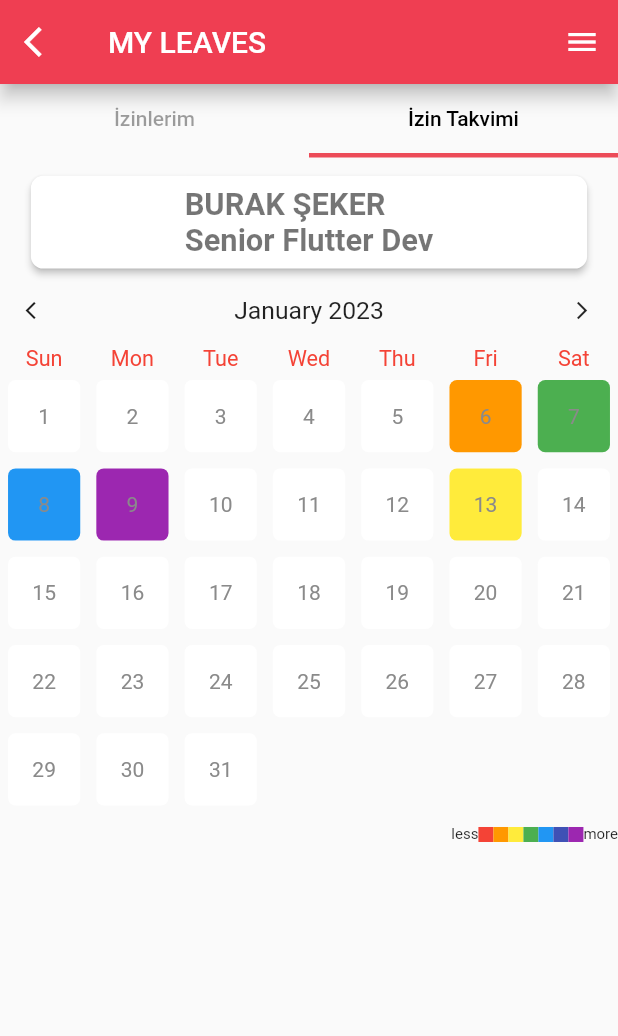
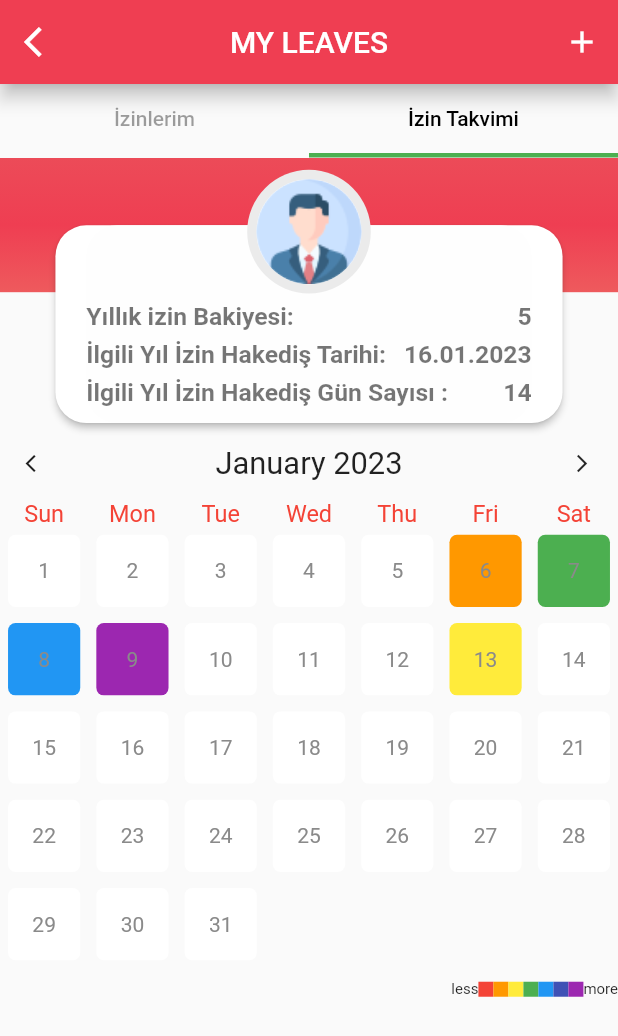
Before and after one commit to TarkanKara/Sun_IK_App, a Flutter app: the MyLeavesView screen opened by its route, tab 2 chosen, on a phone screen of 412 x 824 dp. Shown: the top 1036 px of the screen. Run offline on Flutter 3.47's test engine with Material 2 defaults, Android fonts, the phone set to English and light mode, and no system bars; our stand-ins replace flutter_heatmap_calendar, get, google_fonts, responsive_sizer; missing offline and left inert: syncfusion_flutter_pdfviewer; network calls fail.

Commit message:
myLeaves || updated my Leaves and calendar

```diff
--- a/lib/app/modules/my_leaves_page/my_leaves.view.dart
+++ b/lib/app/modules/my_leaves_page/my_leaves.view.dart
@@ -1,10 +1,13 @@
-// ignore_for_file: avoid_unnecessary_containers
+// ignore_for_file: avoid_unnecessary_containers, prefer_const_constructors
 
 import 'package:flutter/material.dart';
 import 'package:flutter_heatmap_calendar/flutter_heatmap_calendar.dart';
 import 'package:get/get.dart';
 import 'package:responsive_sizer/responsive_sizer.dart';
 import 'package:sun_ik_app/app/modules/my_leaves_page/my_leaves_controller.dart';
+
+import '../../widgets/my_leaves_card_widget.dart';
+import '../../widgets/my_leaves_title.dart';
 
 class MyLeavesView extends GetView<MyLeavesController> {
   const MyLeavesView({super.key});
@@ -14,6 +17,7 @@ class MyLeavesView extends GetView<MyLeavesController> {
     return Scaffold(
       appBar: AppBar(
         elevation: 5,
+        centerTitle: true,
         backgroundColor: const Color(0xffEF3E52),
         leading: IconButton(
           onPressed: () {},
@@ -22,7 +26,7 @@ class MyLeavesView extends GetView<MyLeavesController> {
         actions: [
           IconButton(
             onPressed: () {},
-            icon: const Icon(Icons.menu),
+            icon: const Icon(Icons.add_sharp),
           ),
         ],
         title: const Text("MY LEAVES"),
@@ -35,7 +39,7 @@ class MyLeavesView extends GetView<MyLeavesController> {
           children: [
             Container(
               child: const TabBar(
-                indicatorColor: Color(0xffEC4B58),
+                indicatorColor: Colors.green,
                 labelColor: Colors.black,
                 unselectedLabelColor: Colors.black38,
                 indicatorWeight: 3,
@@ -48,78 +52,62 @@ class MyLeavesView extends GetView<MyLeavesController> {
             Expanded(
               child: Container(
                 decoration: const BoxDecoration(
-                    borderRadius: BorderRadius.all(Radius.circular(10))),
+                    borderRadius: BorderRadius.all(Radius.circular(15))),
                 child: TabBarView(
                   children: [
                     //TabBarView Page 1
                     Column(
                       children: [
-                        Card(
-                          elevation: 2,
-                          shape: RoundedRectangleBorder(
-                              borderRadius: BorderRadius.circular(2.w)),
-                          color: const Color(0xffFDFDFD),
-                          child: ListTile(
-                            title: Text(
-                              " titleText",
-                              style: Theme.of(context)
-                                  .textTheme
-                                  .caption!
-                                  .copyWith(
-                                      fontSize: 2.2.h,
-                                      fontWeight: FontWeight.bold),
+                        ListView.builder(
+                          itemCount: 5,
+                          shrinkWrap: true,
+                          itemBuilder: (context, index) {
+                            return MyLeavesListTile(
+                              imagePath: "assets/images/okey.png",
+                              titleText: "titleText",
+                              subTitleText: "SubtitleText",
+                              dataText: "data",
+                            );
+                          },
                         ),
-                            subtitle: Text(
-                              " titleText",
-                              style: Theme.of(context)
-                                  .textTheme
-                                  .caption!
-                                  .copyWith(
-                                      fontSize: 1.9.h,
-                                      fontWeight: FontWeight.bold),
-                            ),
-                            /* trailing: Container(
-                              height: 3.w,
-                              width: 5.w,
-                              decoration: Box,
-                            ), */
-                          ),
-                        )
                       ],
                     ),
                     //TabBarView Page 2
+                    Stack(
+                      children: [
                         Column(
                           children: [
+                            Expanded(
+                              flex: 1,
+                              child: Container(
+                                decoration: const BoxDecoration(
+                                  gradient: LinearGradient(
+                                    colors: [
+                                      Color(0xffEC4B58),
+                                      Color(0xffEF3E52),
+                                      Color(0xffEE5A5D)
+                                    ],
+                                    begin: Alignment.topCenter,
+                                    end: Alignment.bottomCenter,
+                                  ),
+                                ),
+                              ),
+                            ),
+                            SizedBox(height: 8.h),
                             Padding(
-                          padding: EdgeInsets.only(top: 1.h),
+                              padding: EdgeInsets.only(top: 2.h),
                               child: Card(
                                 elevation: 2,
                                 shape: RoundedRectangleBorder(
                                     borderRadius: BorderRadius.circular(2.w)),
-                            child: Container(
-                              width: 90.w,
-                              height: 15.w,
-                              decoration: BoxDecoration(
-                                borderRadius: BorderRadius.circular(2.w),
-                              ),
-                              child: Center(
-                                  child: Text(
-                                "BURAK ŞEKER \nSenior Flutter Dev",
-                                style: Theme.of(context)
-                                    .textTheme
-                                    .caption!
-                                    .copyWith(
-                                        fontSize: 5.w,
-                                        fontWeight: FontWeight.bold),
-                              )),
-                            ),
                               ),
                             ),
                             Expanded(
+                              flex: 6,
                               child: HeatMapCalendar(
                                 defaultColor: Colors.white,
-                            monthFontSize: 4.w,
-                            weekFontSize: 3.5.w,
+                                monthFontSize: 5.w,
+                                weekFontSize: 3.8.w,
                                 flexible: true,
                                 weekTextColor: Colors.red,
                                 colorMode: ColorMode.color,
@@ -151,6 +139,40 @@ class MyLeavesView extends GetView<MyLeavesController> {
                             ),
                           ],
                         ),
+                        Positioned(
+                          top: 5.h,
+                          left: 8.w,
+                          right: 8.w,
+                          child: GestureDetector(
+                            onTap: () {},
+                            child: MyLeavesCard(
+                              myleavesText1: "Yıllık izin Bakiyesi:",
+                              myleavesInformationText1: "5",
+                              myleavesText2: "İlgili Yıl İzin Hakediş Tarihi:",
+                              myleavesInformationText2: "16.01.2023",
+                              myleavesText3:
+                                  "İlgili Yıl İzin Hakediş Gün Sayısı :",
+                              myleavesInformationText3: "14",
+                            ),
+                          ),
+                        ),
+                        Positioned(
+                          top: 1.h,
+                          left: 40.w,
+                          right: 40.w,
+                          child: CircleAvatar(
+                            radius: 10.w,
+                            backgroundColor: const Color(0xffEBEBEB),
+                            child: CircleAvatar(
+                              radius: 8.5.w,
+                              backgroundColor: Colors.white,
+                              backgroundImage: const AssetImage(
+                                  "assets/images/home_assets/ic_avatar_profile.png"),
+                            ),
+                          ),
+                        ),
+                      ],
+                    ),
                   ],
                 ),
               ),
--- /dev/null
+++ b/lib/app/widgets/my_leaves_card_widget.dart
@@ -0,0 +1,89 @@
+// ignore_for_file: non_constant_identifier_names
+
+import 'package:flutter/material.dart';
+import 'package:responsive_sizer/responsive_sizer.dart';
+
+class MyLeavesCard extends StatelessWidget {
+  final String myleavesText1,
+      myleavesInformationText1,
+      myleavesText2,
+      myleavesInformationText2,
+      myleavesText3,
+      myleavesInformationText3;
+  const MyLeavesCard({
+    Key? key,
+    required this.myleavesText1,
+    required this.myleavesInformationText1,
+    required this.myleavesText2,
+    required this.myleavesInformationText2,
+    required this.myleavesText3,
+    required this.myleavesInformationText3,
+  }) : super(key: key);
+
+  @override
+  Widget build(BuildContext context) {
+    return Card(
+      elevation: 2,
+      shape: RoundedRectangleBorder(borderRadius: BorderRadius.circular(5.w)),
+      child: Container(
+        margin: EdgeInsets.only(left: 5.w, right: 5.w),
+        height: 16.h,
+        width: 75.w,
+        decoration: BoxDecoration(
+            color: const Color(0xffFEFEFE),
+            borderRadius: BorderRadius.all(Radius.circular(5.w))),
+        child: Padding(
+          padding: EdgeInsets.only(top: 11.w),
+          child: Column(
+            children: [
+              MyLeavesInformation(
+                  text: myleavesText1,
+                  informationText: myleavesInformationText1),
+              MyLeavesInformation(
+                  text: myleavesText2,
+                  informationText: myleavesInformationText2),
+              MyLeavesInformation(
+                  text: myleavesText3,
+                  informationText: myleavesInformationText3),
+            ],
+          ),
+        ),
+      ),
+    );
+  }
+}
+
+class MyLeavesInformation extends StatelessWidget {
+  final String text, informationText;
+  const MyLeavesInformation({
+    Key? key,
+    required this.text,
+    required this.informationText,
+  }) : super(key: key);
+
+  @override
+  Widget build(BuildContext context) {
+    return Padding(
+      padding: EdgeInsets.only(top: 1.5.w),
+      child: Row(
+        children: [
+          Text(
+            text,
+            style: Theme.of(context)
+                .textTheme
+                .caption!
+                .copyWith(fontSize: 4.w, fontWeight: FontWeight.bold),
+          ),
+          const Spacer(),
+          Text(
+            informationText,
+            style: Theme.of(context)
+                .textTheme
+                .caption!
+                .copyWith(fontSize: 4.w, fontWeight: FontWeight.bold),
+          ),
+        ],
+      ),
+    );
+  }
+}
--- /dev/null
+++ b/lib/app/widgets/my_leaves_title.dart
@@ -0,0 +1,65 @@
+import 'package:flutter/material.dart';
+import 'package:responsive_sizer/responsive_sizer.dart';
+
+class MyLeavesListTile extends StatelessWidget {
+  final String imagePath, titleText, subTitleText, dataText;
+  const MyLeavesListTile({
+    Key? key,
+    required this.imagePath,
+    required this.titleText,
+    required this.subTitleText,
+    required this.dataText,
+  }) : super(key: key);
+
+  @override
+  Widget build(BuildContext context) {
+    return Card(
+      elevation: 2,
+      shape: RoundedRectangleBorder(borderRadius: BorderRadius.circular(15)),
+      color: const Color(0xffFDFDFD),
+      child: Padding(
+        padding: EdgeInsets.only(top: 2.w),
+        child: ListTile(
+          leading: CircleAvatar(
+            backgroundColor: const Color(0xffFDFDFD),
+            child: IconButton(
+                onPressed: () {},
+                icon: Image.asset(
+                  imagePath,
+                  fit: BoxFit.cover,
+                )),
+          ),
+          title: Text(
+            titleText,
+            style: Theme.of(context)
+                .textTheme
+                .caption!
+                .copyWith(fontSize: 2.2.h, fontWeight: FontWeight.bold),
+          ),
+          subtitle: Text(
+            subTitleText,
+            style: Theme.of(context)
+                .textTheme
+                .caption!
+                .copyWith(fontSize: 2.2.h, fontWeight: FontWeight.bold),
+          ),
+          trailing: Container(
+            height: 10.w,
+            width: 15.w,
+            decoration: BoxDecoration(
+                color: Colors.green, borderRadius: BorderRadius.circular(3.w)),
+            child: Center(
+              child: Text(
+                dataText,
+                style: Theme.of(context)
+                    .textTheme
+                    .caption!
+                    .copyWith(fontSize: 3.9.w, fontWeight: FontWeight.bold),
+              ),
+            ),
+          ),
+        ),
+      ),
+    );
+  }
+}
```
Also changed, not shown: assets/images/okey.png (added), assets/images/red.png (added). Lines whose indentation alone changed are shown as unchanged.
